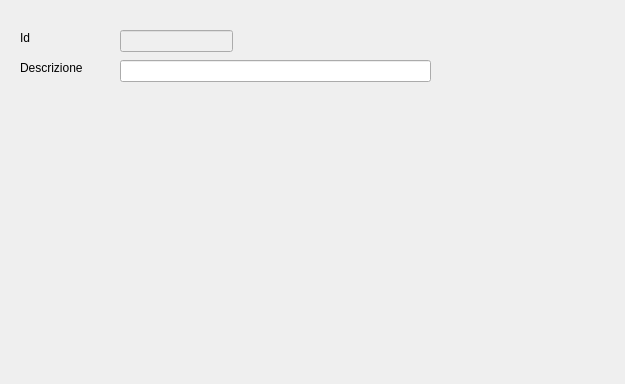
Qt form src/com/axiastudio/suite/finanziaria/forms/servizio.ui (tizianolattisi/suitegda) before a commit.
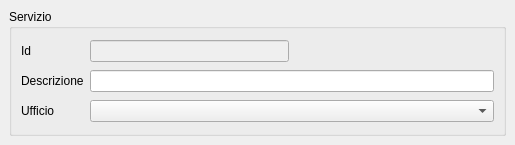
The same form after that commit. Custom widgets are drawn as their Qt base class.

Commit message: Collegamento dell'ufficio nella form del servizio.

Patch:
```diff
--- a/src/com/axiastudio/suite/finanziaria/forms/servizio.ui
+++ b/src/com/axiastudio/suite/finanziaria/forms/servizio.ui
@@ -6,8 +6,8 @@
    <rect>
     <x>0</x>
     <y>0</y>
-    <width>625</width>
-    <height>384</height>
+    <width>515</width>
+    <height>145</height>
    </rect>
   </property>
   <property name="windowTitle">
@@ -17,63 +17,84 @@
    <string>descrizione</string>
   </property>
   <widget class="QWidget" name="centralwidget">
-   <widget class="QLabel" name="label">
-    <property name="geometry">
-     <rect>
-      <x>20</x>
-      <y>30</y>
-      <width>62</width>
-      <height>16</height>
-     </rect>
-    </property>
+   <layout class="QVBoxLayout" name="verticalLayout">
+    <item>
+     <widget class="QGroupBox" name="groupBox">
+      <property name="title">
+       <string>Servizio</string>
+      </property>
+      <layout class="QGridLayout" name="gridLayout">
+       <item row="2" column="0">
+        <widget class="QLabel" name="label_3">
     <property name="text">
-     <string>Id</string>
-    </property>
-   </widget>
+          <string>Ufficio</string>
+         </property>
+        </widget>
+       </item>
+       <item row="2" column="1" colspan="2">
+        <widget class="com.axiastudio.pypapi.ui.widgets.PyPaPiComboBox" name="comboBox">
+         <property name="column" stdset="0">
+          <string>ufficio</string>
+         </property>
+        </widget>
+       </item>
+       <item row="1" column="0">
    <widget class="QLabel" name="label_2">
-    <property name="geometry">
-     <rect>
-      <x>20</x>
-      <y>60</y>
-      <width>81</width>
-      <height>16</height>
-     </rect>
-    </property>
     <property name="text">
      <string>Descrizione</string>
     </property>
    </widget>
+       </item>
+       <item row="0" column="1">
    <widget class="QLineEdit" name="lineEdit">
     <property name="enabled">
      <bool>false</bool>
     </property>
-    <property name="geometry">
-     <rect>
-      <x>120</x>
-      <y>30</y>
-      <width>113</width>
-      <height>22</height>
-     </rect>
-    </property>
     <property name="column" stdset="0">
      <string>id</string>
     </property>
    </widget>
+       </item>
+       <item row="0" column="0">
+        <widget class="QLabel" name="label">
+         <property name="text">
+          <string>Id</string>
+         </property>
+        </widget>
+       </item>
+       <item row="0" column="2">
+        <spacer name="horizontalSpacer">
+         <property name="orientation">
+          <enum>Qt::Horizontal</enum>
+         </property>
+         <property name="sizeHint" stdset="0">
+          <size>
+           <width>188</width>
+           <height>20</height>
+          </size>
+         </property>
+        </spacer>
+       </item>
+       <item row="1" column="1" colspan="2">
    <widget class="QLineEdit" name="lineEdit_2">
-    <property name="geometry">
-     <rect>
-      <x>120</x>
-      <y>60</y>
-      <width>311</width>
-      <height>22</height>
-     </rect>
-    </property>
     <property name="column" stdset="0">
      <string>descrizione</string>
     </property>
    </widget>
-  </widget>
- </widget>
+       </item>
+      </layout>
+     </widget>
+    </item>
+   </layout>
+  </widget>
+ </widget>
+ <customwidgets>
+  <customwidget>
+   <class>com.axiastudio.pypapi.ui.widgets.PyPaPiComboBox</class>
+   <extends>QComboBox</extends>
+   <header>pypapicombobox.h</header>
+  </customwidget>
+ </customwidgets>
  <resources/>
  <connections/>
 </ui>
```
Lines whose indentation alone changed are shown as unchanged.
